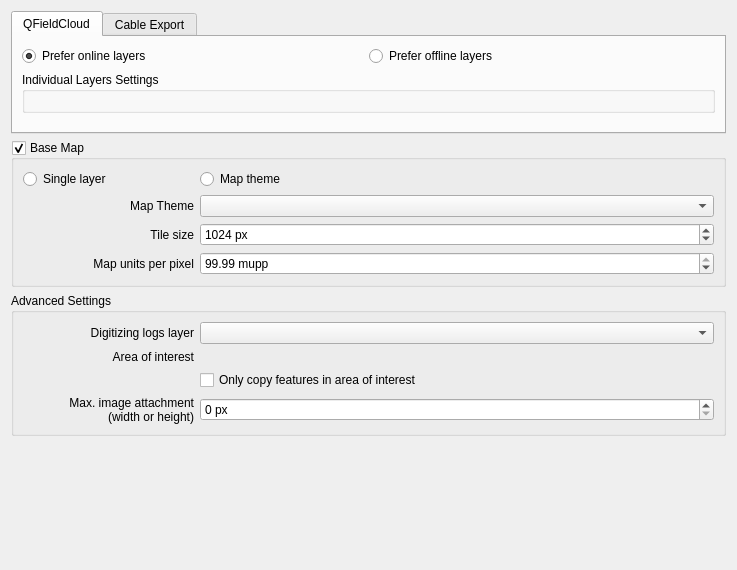
Above: qfieldsync/ui/project_configuration_widget.ui from opengisch/qfieldsync before the change. Below: the same form after it.
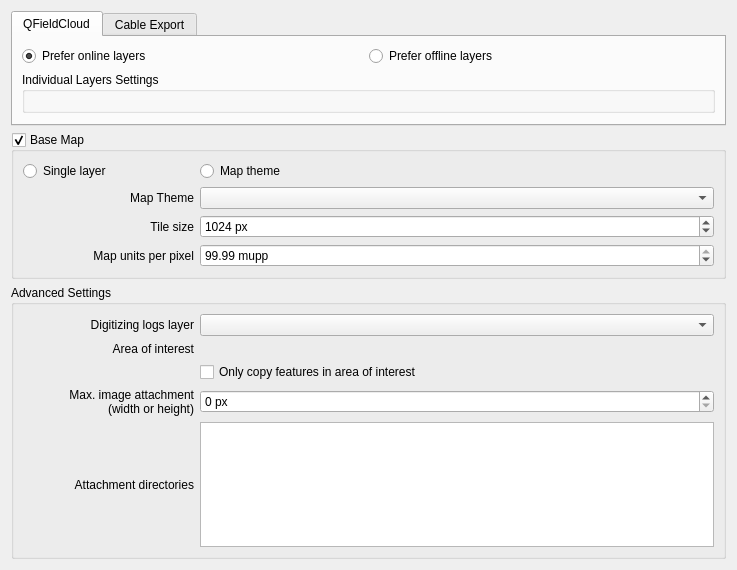
That is the form after the change. Custom widgets are drawn as their Qt base class.

Commit message: Support delete button on the attachment dirs list widget

```diff
--- a/qfieldsync/ui/project_configuration_widget.ui
+++ b/qfieldsync/ui/project_configuration_widget.ui
@@ -107,6 +107,22 @@
         </property>
        </widget>
       </item>
+      <item row="4" column="0">
+       <widget class="QLabel" name="attachmentDirsLabel">
+        <property name="toolTip">
+         <string>A list of directories and files to be treated as attachments. Usually the directories that store images and/or SVG are here.</string>
+        </property>
+        <property name="text">
+         <string>Attachment directories</string>
+        </property>
+        <property name="alignment">
+         <set>Qt::AlignRight|Qt::AlignTrailing|Qt::AlignVCenter</set>
+        </property>
+       </widget>
+      </item>
+      <item row="4" column="1">
+       <widget class="QListWidget" name="attachmentDirsListWidget" />
+      </item>
      </layout>
     </widget>
    </item>
```
Left out of the diff: 4 changed lines with no effect on the pictures. The commit also changes 5 other files.
